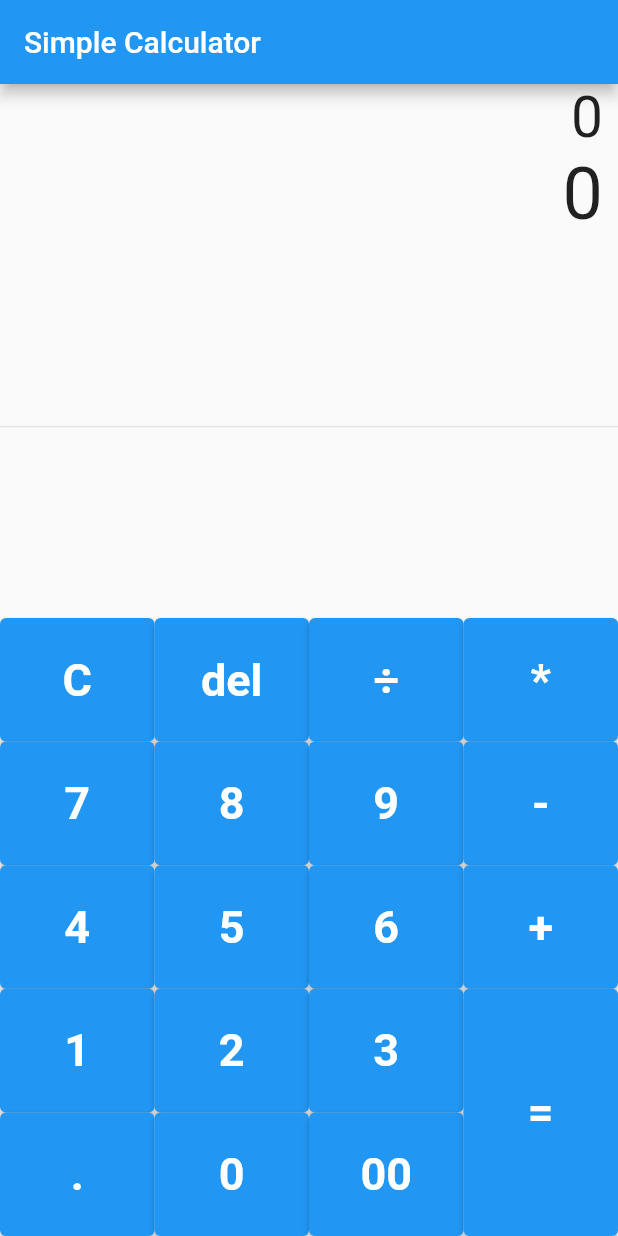
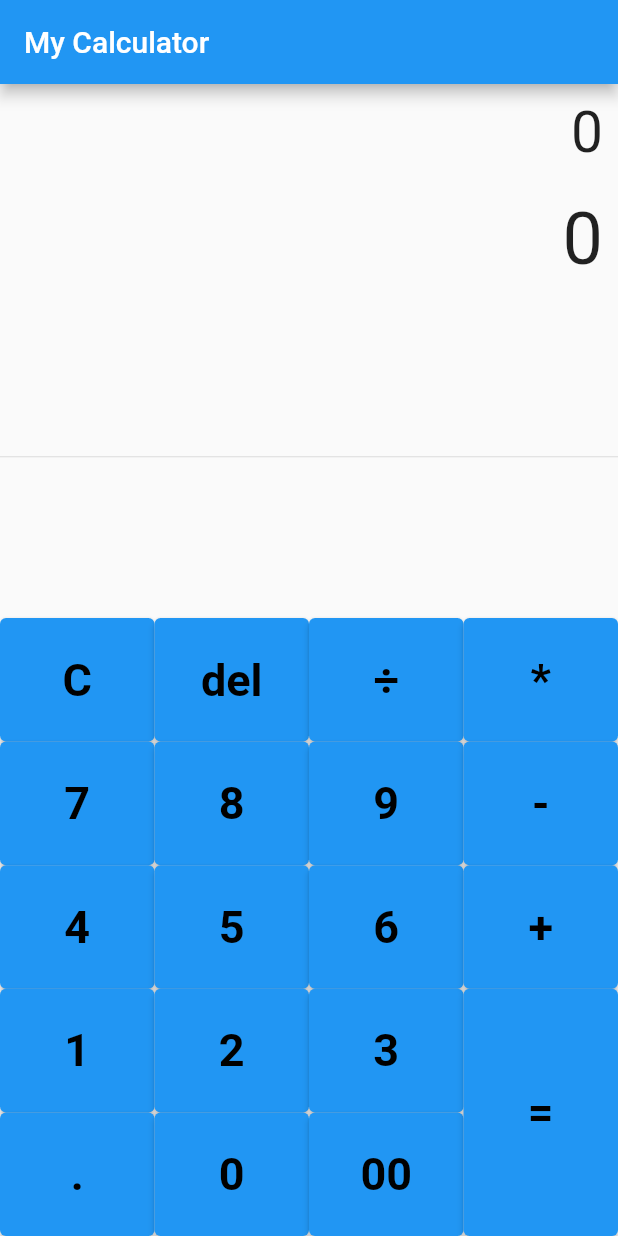
Before and after one commit to harshdonda2001/calculator3, a Flutter app: the screen it shows after launch, on a phone screen of 412 x 824 dp. Run offline on Flutter 3.47's test engine with Material 2 defaults, Android fonts, the phone set to English and light mode, and no system bars; our stand-ins replace math_expressions.

Commit message:
initial commit

```diff
--- /dev/null
+++ b/lib/homescreen2.dart
@@ -0,0 +1,149 @@
+import 'package:flutter/material.dart';
+import 'package:math_expressions/math_expressions.dart';
+
+class HomePage extends StatefulWidget {
+  HomePage({Key? key}) : super(key: key);
+
+  @override
+  State<HomePage> createState() => _HomePageState();
+}
+
+class _HomePageState extends State<HomePage> {
+  String equation = "0";
+  String result = "0";
+  String expression = "";
+  double equationSize = 38;
+  double resultSize = 48;
+
+  buttonPressed(String buttonText) {
+    setState(() {
+      if (buttonText == 'c') {
+        equation = '0';
+        result = '0';
+        equationSize = 38;
+        resultSize = 48;
+      } else if (buttonText == 'del') {
+        equation = equation.substring(0, equation.length - 1);
+        if (equation == '') {
+          equation = '0';
+        }
+        equationSize = 38;
+        resultSize = 48;
+      } else if (buttonText == '=') {
+        expression = equation;
+        expression = expression.replaceAll('%', '/');
+        try {
+          Parser p = Parser();
+          Expression exp = p.parse(expression);
+          ContextModel cm = ContextModel();
+          result = '${exp.evaluate(EvaluationType.REAL, cm)}';
+        } catch (e) {}
+      } else {
+        equation = equation + buttonText;
+      }
+    });
+  }
+
+  Widget buildButton(
+      String buttonText, double buttonHeight, Color buttonColor) {
+    return Container(
+      height: MediaQuery.of(context).size.height * .1 * buttonHeight,
+      // color: buttonColor,
+      child: ElevatedButton(
+        child: Text(buttonText,
+            style: TextStyle(
+                fontWeight: FontWeight.bold,
+                color: Colors.black,
+                fontSize: 30)),
+        onPressed: () => buttonPressed(buttonText),
+      ),
+    );
+  }
+
+  @override
+  Widget build(BuildContext context) {
+    return Scaffold(
+      appBar: AppBar(
+        title: Text("My Calculator"),
+      ),
+      body: Column(
+        children: [
+          Container(
+            alignment: Alignment.centerRight,
+            padding: EdgeInsets.all(10),
+            child: Text(
+              equation,
+              style: TextStyle(fontSize: equationSize),
+            ),
+          ),
+          Container(
+            alignment: Alignment.centerRight,
+            padding: EdgeInsets.all(10),
+            child: Text(
+              result,
+              style: TextStyle(fontSize: resultSize),
+            ),
+          ),
+          Expanded(
+            child: Divider(),
+          ),
+          Row(
+            children: [
+              Container(
+                width: MediaQuery.of(context).size.width * .75,
+                child: Table(
+                  children: [
+                    TableRow(children: [
+                      buildButton("C", 1, Colors.redAccent),
+                      buildButton("del", 1, Colors.grey),
+                      buildButton("÷", 1, Colors.orangeAccent)
+                    ]),
+                    TableRow(children: [
+                      buildButton("7", 1, Colors.brown),
+                      buildButton("8", 1, Colors.brown),
+                      buildButton("9", 1, Colors.brown)
+                    ]),
+                    TableRow(children: [
+                      buildButton("4", 1, Colors.brown),
+                      buildButton("5", 1, Colors.brown),
+                      buildButton("6", 1, Colors.brown)
+                    ]),
+                    TableRow(children: [
+                      buildButton("1", 1, Colors.brown),
+                      buildButton("2", 1, Colors.brown),
+                      buildButton("3", 1, Colors.brown)
+                    ]),
+                    TableRow(children: [
+                      buildButton(".", 1, Colors.brown),
+                      buildButton("0", 1, Colors.brown),
+                      buildButton("00", 1, Colors.brown)
+                    ])
+                  ],
+                ),
+              ),
+              Container(
+                width: MediaQuery.of(context).size.width * 0.25,
+                child: Table(
+                  children: [
+                    TableRow(children: [
+                      buildButton("*", 1, Colors.brown),
+                    ]),
+                    TableRow(children: [
+                      buildButton("-", 1, Colors.brown),
+                    ]),
+                    TableRow(children: [
+                      buildButton("+", 1, Colors.brown),
+                    ]),
+                    TableRow(children: [
+                      buildButton("=", 2, Colors.red),
+                    ])
+                  ],
+                ),
+              ),
+            ],
+          )
+        ],
+      ),
+    );
+  }
+}
--- a/lib/main.dart
+++ b/lib/main.dart
@@ -1,4 +1,5 @@
 import 'package:calculator/homescreen.dart';
+import 'package:calculator/homescreen2.dart';
 import 'package:flutter/material.dart';
 
 void main() {
@@ -16,7 +17,7 @@ class MyApp extends StatelessWidget {
       theme: ThemeData(
         primarySwatch: Colors.blue,
       ),
-      home: SimpleCalc(),
+      home: HomePage(),
     );
   }
 }
```
